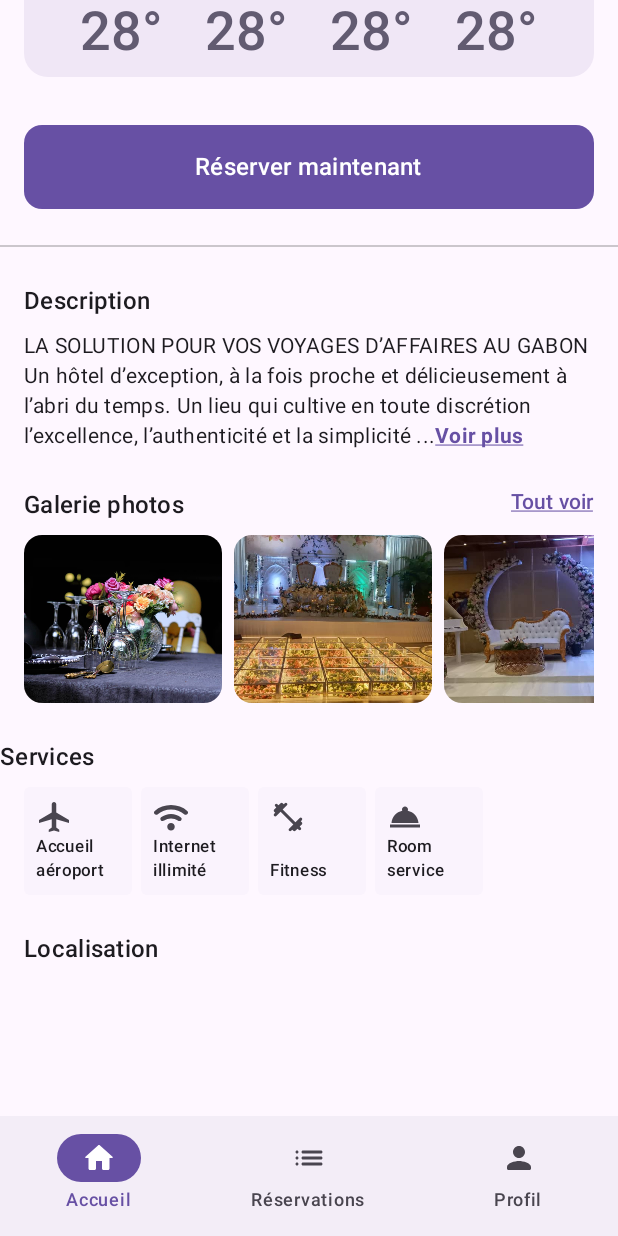
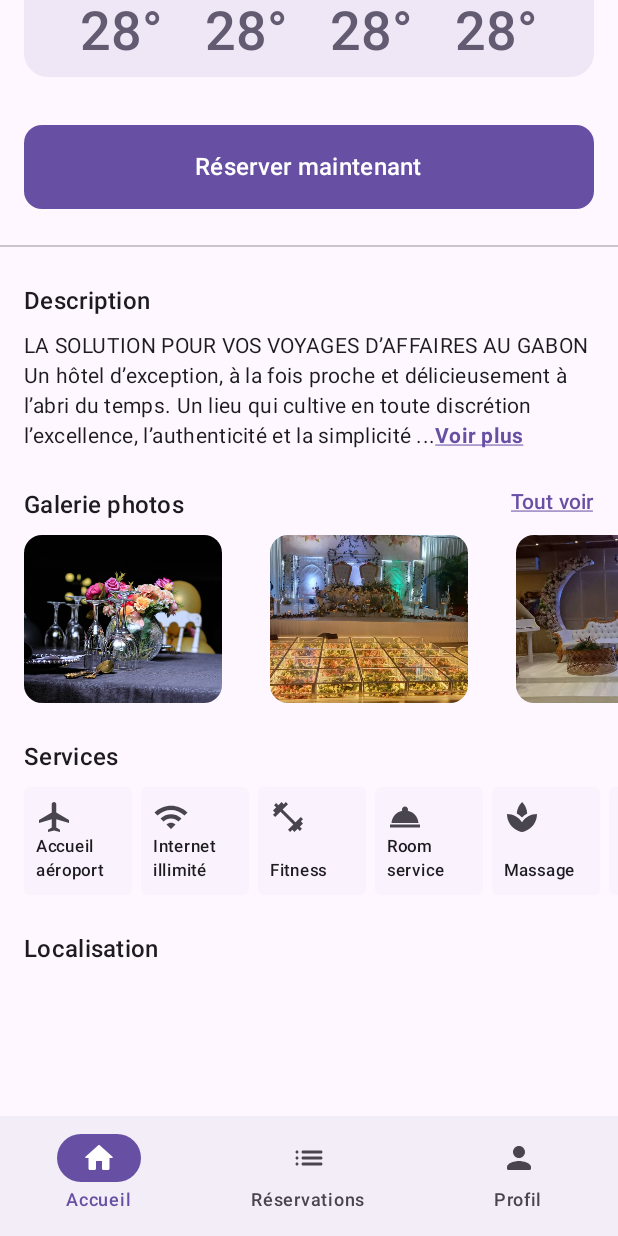
Before and after one commit to MelSardes/Nomad, an Android app built with Jetpack Compose: the screen it shows after launch (MainActivity), scrolled down 520 dp, on a phone screen of 412 x 824 dp. Run offline under Robolectric (Android 15) with nearby library versions, the phone set to English and light mode, and no system bars; our stand-ins replace accompanist.

Commit message:
Add more facities items, change the padding values for the GallerySection

```diff
--- a/app/src/main/java/com/mukite/nomad/SplashScreen.kt
+++ b/app/src/main/java/com/mukite/nomad/SplashScreen.kt
@@ -6,6 +6,7 @@ import androidx.compose.foundation.layout.fillMaxSize
 import androidx.compose.material3.MaterialTheme
 import androidx.compose.runtime.Composable
 import androidx.compose.runtime.getValue
+import androidx.compose.ui.Alignment
 import androidx.compose.ui.Modifier
 import androidx.navigation.NavHostController
 import com.airbnb.lottie.compose.LottieAnimation
@@ -16,6 +17,7 @@ import com.airbnb.lottie.compose.rememberLottieComposition
 @Composable
 fun SplashScreen(navigateToHome: () -> Unit) {
     Box(
+        contentAlignment = Alignment.Center,
         modifier = Modifier
             .fillMaxSize()
             .background(MaterialTheme.colorScheme.surface)
@@ -23,6 +25,7 @@ fun SplashScreen(navigateToHome: () -> Unit) {
         val composition by rememberLottieComposition(LottieCompositionSpec.RawRes(R.raw.animation))
         val logoAnimationState = animateLottieCompositionAsState(composition = composition, speed = 1.5f)
         LottieAnimation(
+            modifier = Modifier.fillMaxSize(0.6f),
             composition = composition,
             progress = { logoAnimationState.progress }
         )
--- a/app/src/main/java/com/mukite/nomad/data/datasource/DataSource.kt
+++ b/app/src/main/java/com/mukite/nomad/data/datasource/DataSource.kt
@@ -13,6 +13,9 @@ object DataSource {
         Service.UnlimitedInternet,
         Service.Fitness,
         Service.RoomService,
+        Service.Massage,
+        Service.ATM,
+        Service.ClothesService,
     )
 
     val bookingSampleList = listOf(
--- a/app/src/main/java/com/mukite/nomad/data/model/Service.kt
+++ b/app/src/main/java/com/mukite/nomad/data/model/Service.kt
@@ -1,29 +1,51 @@
 package com.mukite.nomad.data.model
 
-import androidx.annotation.DrawableRes
 import androidx.annotation.StringRes
+import androidx.compose.material.icons.Icons
+import androidx.compose.material.icons.filled.AirplanemodeActive
+import androidx.compose.material.icons.filled.Atm
+import androidx.compose.material.icons.filled.Checkroom
+import androidx.compose.material.icons.filled.FitnessCenter
+import androidx.compose.material.icons.filled.RoomService
+import androidx.compose.material.icons.filled.Spa
+import androidx.compose.material.icons.filled.Wifi
+import androidx.compose.ui.graphics.vector.ImageVector
 import com.mukite.nomad.R
 
-sealed class Service(@StringRes val name: Int, @DrawableRes val icon: Int) {
+sealed class Service(@StringRes val name: Int, val icon: ImageVector) {
     data object AirportWelcome : Service(
         R.string.airportWelcome,
-        R.drawable.rounded_airplanemode_active_24
+        Icons.Filled.AirplanemodeActive
+//        R.drawable.rounded_airplanemode_active_24
     )
 
     data object UnlimitedInternet: Service(
         R.string.unlimited_internet,
-        R.drawable.wifi
+        Icons.Filled.Wifi
     )
 
     data object Fitness: Service(
         R.string.fitness,
-        R.drawable.fitness
+        Icons.Filled.FitnessCenter
     )
 
     data object RoomService: Service(
         R.string.room_service,
-        R.drawable.room_service
+        Icons.Filled.RoomService
     )
 
-    // TODO: CONTINUE LISTING SERVICES
+    data object Massage: Service(
+        R.string.massage,
+        Icons.Filled.Spa
+    )
+
+    data object ATM: Service(
+        R.string.atm,
+        Icons.Filled.Atm
+    )
+
+    data object ClothesService: Service(
+        R.string.clothesService,
+        Icons.Filled.Checkroom
+    )
 }
--- a/app/src/main/java/com/mukite/nomad/ui/HomeScreen.kt
+++ b/app/src/main/java/com/mukite/nomad/ui/HomeScreen.kt
@@ -95,7 +95,7 @@ fun HomeScreen(
         DescriptionSection(modifier = Modifier.padding(horizontal = 16.dp))
 
         Spacer(modifier = Modifier.height(24.dp))
-        GallerySection(modifier = Modifier.fillMaxWidth().padding(horizontal = 16.dp)) {
+        GallerySection(modifier = Modifier.fillMaxWidth()) {
             dialogImageViewerOpened.value = true
             selectedImage = it
         }
--- a/app/src/main/java/com/mukite/nomad/ui/HomeScreenContent.kt
+++ b/app/src/main/java/com/mukite/nomad/ui/HomeScreenContent.kt
@@ -214,7 +214,7 @@ fun MapSection(modifier: Modifier) {
 @Composable
 fun ServicesSection(modifier: Modifier = Modifier) {
     Column(modifier = modifier) {
-        HeaderSectionTitle(title = R.string.services)
+        HeaderSectionTitle(title = R.string.services, modifier = Modifier.padding(horizontal = 16.dp))
         Spacer(modifier = Modifier.height(8.dp))
 
         Row(
@@ -251,7 +251,7 @@ fun ServiceItem(modifier: Modifier = Modifier, service: Service) {
             horizontalAlignment = Alignment.Start,
         ) {
             Icon(
-                painter = painterResource(id = service.icon),
+                imageVector = service.icon,
                 contentDescription = null,
                 tint = MaterialTheme.colorScheme.onSurfaceVariant
             )
@@ -307,7 +307,7 @@ fun DescriptionSection(modifier: Modifier = Modifier) {
 @Composable
 fun GallerySection(modifier: Modifier = Modifier, onImageClick: (image: Int) -> Unit) {
     Column(horizontalAlignment = Alignment.Start, modifier = modifier) {
-        HeaderSectionTitle(title = R.string.photo_gallery, link = R.string.see_all)
+        HeaderSectionTitle(title = R.string.photo_gallery, link = R.string.see_all, modifier = Modifier.padding(horizontal = 16.dp))
 
         Spacer(modifier = Modifier.height(8.dp))
 
@@ -315,7 +315,10 @@ fun GallerySection(modifier: Modifier = Modifier, onImageClick: (image: Int) ->
             horizontalArrangement = Arrangement.spacedBy(8.dp),
             modifier = Modifier.height(112.dp)
         ) {
+
             items(galleryImages) { image ->
+                Spacer(modifier = Modifier.width(16.dp))
+
                 Box(
                     modifier = Modifier
                         .fillMaxHeight()
@@ -331,6 +334,9 @@ fun GallerySection(modifier: Modifier = Modifier, onImageClick: (image: Int) ->
                         contentScale = ContentScale.Crop
                     )
                 }
+
+                Spacer(modifier = Modifier.width(8.dp))
+
             }
         }
     }
@@ -376,9 +382,9 @@ fun DialogImageViewer(initialPage: Int, onClose: () -> Unit) {
 }
 
 @Composable
-fun HeaderSectionTitle(@StringRes title: Int, @StringRes link: Int? = null) {
+fun HeaderSectionTitle(@StringRes title: Int, modifier: Modifier = Modifier, @StringRes link: Int? = null) {
     Row(
-        modifier = Modifier.fillMaxWidth(),
+        modifier = modifier.fillMaxWidth(),
         horizontalArrangement = Arrangement.SpaceBetween
     ) {
         Text(
--- a/app/src/main/res/values/strings.xml
+++ b/app/src/main/res/values/strings.xml
@@ -53,4 +53,7 @@
     <string name="articleNews3_description">Le Nomad, Radio Gabon et SitiMobile ont rejoint le giron des partenaires de la Ligue nationale de football professionnel (Linafp), conformément aux conventions signées le 19 février à Libreville.</string>
     <string name="splash">Splash Screen</string>
     <string name="booking_history_item">Booking History Item</string>
+    <string name="massage">Massage</string>
+    <string name="atm">ATM</string>
+    <string name="clothesService">Service de linge</string>
 </resources>
```
Also changed, not shown: app/src/main/res/drawable/logo_no_bg.png (added).
